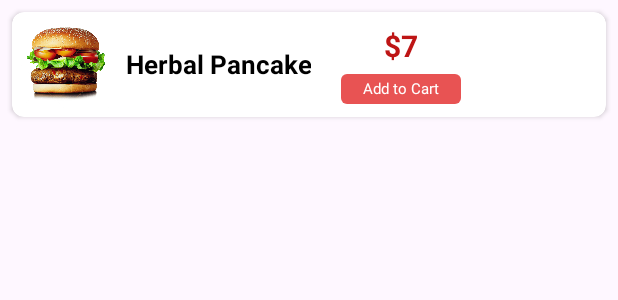
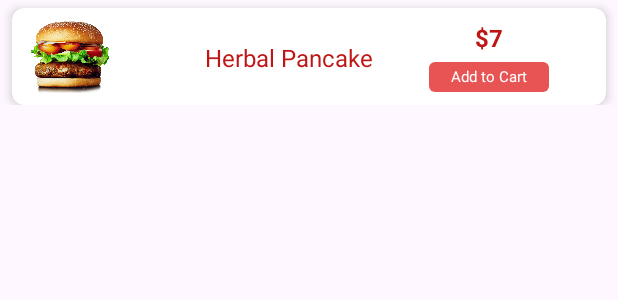
Before and after one commit to Pradeep912830/QuickBite, an Android app: the layout popular_items.xml on its own in the app's theme, with its tools: preview values and no code run, on a phone screen of 412 x 824 dp. Shown: the top 300 px of the screen. Run offline under Robolectric (Android 15) with nearby library versions, the phone set to English and light mode, and no system bars.

Commit message:
Item Added

```diff
--- a/app/src/main/java/com/example/foodorderapp/Fragment/HomeFragment.java
+++ b/app/src/main/java/com/example/foodorderapp/Fragment/HomeFragment.java
@@ -6,6 +6,7 @@ import android.view.View;
 import android.view.ViewGroup;
 import android.widget.Toast;
 
+import androidx.annotation.NonNull;
 import androidx.fragment.app.Fragment;
 import androidx.recyclerview.widget.LinearLayoutManager;
 import androidx.recyclerview.widget.RecyclerView;
@@ -70,9 +71,27 @@ public class HomeFragment extends Fragment {
         popularList.add(new PopularModel(R.drawable.food_three, "Herbal Pancake", "$7", "Add to cart"));
         popularList.add(new PopularModel(R.drawable.food_three, "Salad Bowl", "$5", "Add to cart"));
         popularList.add(new PopularModel(R.drawable.food_three, "Vegan Wrap", "$6", "Add to cart"));
+        popularList.add(new PopularModel(R.drawable.food_three, "Herbal Pancake", "$7", "Add to cart"));
+        popularList.add(new PopularModel(R.drawable.food_three, "Salad Bowl", "$5", "Add to cart"));
+        popularList.add(new PopularModel(R.drawable.food_three, "Vegan Wrap", "$6", "Add to cart"));
+        popularList.add(new PopularModel(R.drawable.food_three, "Herbal Pancake", "$7", "Add to cart"));
+        popularList.add(new PopularModel(R.drawable.food_three, "Salad Bowl", "$5", "Add to cart"));
+        popularList.add(new PopularModel(R.drawable.food_three, "Vegan Wrap", "$6", "Add to cart"));
+        popularList.add(new PopularModel(R.drawable.food_three, "Herbal Pancake", "$7", "Add to cart"));
+        popularList.add(new PopularModel(R.drawable.food_three, "Salad Bowl", "$5", "Add to cart"));
+        popularList.add(new PopularModel(R.drawable.food_three, "Vegan Wrap", "$6", "Add to cart"));
+        popularList.add(new PopularModel(R.drawable.food_three, "Herbal Pancake", "$7", "Add to cart"));
+        popularList.add(new PopularModel(R.drawable.food_three, "Salad Bowl", "$5", "Add to cart"));
+        popularList.add(new PopularModel(R.drawable.food_three, "Vegan Wrap", "$6", "Add to cart"));
+        popularList.add(new PopularModel(R.drawable.food_three, "Herbal Pancake", "$7", "Add to cart"));
+        popularList.add(new PopularModel(R.drawable.food_three, "Salad Bowl", "$5", "Add to cart"));
+        popularList.add(new PopularModel(R.drawable.food_three, "Vegan Wrap", "$6", "Add to cart"));
+
 
         PopularAdapter adapter = new PopularAdapter(popularList);
         recyclerView.setLayoutManager(new LinearLayoutManager(getContext()));
         recyclerView.setAdapter(adapter);
     }
+
+
 }
--- a/app/src/main/res/layout/popular_items.xml
+++ b/app/src/main/res/layout/popular_items.xml
@@ -1,83 +1,88 @@
 <?xml version="1.0" encoding="utf-8"?>
-<LinearLayout
+<androidx.constraintlayout.widget.ConstraintLayout
     xmlns:android="http://schemas.android.com/apk/res/android"
-    xmlns:tools="http://schemas.android.com/tools"
+    xmlns:app="http://schemas.android.com/apk/res-auto"
+    android:layout_width="match_parent"
+    android:layout_height="70dp"
+    >
+
+    <androidx.cardview.widget.CardView
+        android:id="@+id/cardView"
+        android:layout_width="0dp"
+        android:layout_height="0dp"
+        app:cardCornerRadius="8dp"
+        app:cardElevation="4dp"
+        android:layout_marginTop="5dp"
+        android:layout_marginLeft="8dp"
+        android:layout_marginRight="8dp"
+        app:layout_constraintTop_toTopOf="parent"
+        app:layout_constraintBottom_toBottomOf="parent"
+        app:layout_constraintStart_toStartOf="parent"
+        app:layout_constraintEnd_toEndOf="parent">
+
+        <androidx.constraintlayout.widget.ConstraintLayout
             android:layout_width="match_parent"
             android:layout_height="match_parent"
-    xmlns:app="http://schemas.android.com/apk/res-auto">
+            android:padding="8dp">
 
-    <androidx.cardview.widget.CardView
-        android:layout_width="match_parent"
-        android:layout_height="70dp"
-        android:elevation="8dp"
-        android:layout_margin="8dp"
-        app:cardCornerRadius="8dp">
-
-       <LinearLayout
-           android:layout_width="match_parent"
-           android:layout_height="match_parent"
-           android:orientation="horizontal">
-
-           <LinearLayout
-               android:layout_width="wrap_content"
-               android:layout_height="match_parent"
-               android:orientation="horizontal">
-
+            <!-- 1. ImageView (Left) -->
             <ImageView
                 android:id="@+id/food_image"
                 android:layout_width="60dp"
                 android:layout_height="60dp"
-                   android:layout_gravity="center"
-                   android:src="@drawable/food_three"
-                   android:layout_marginLeft="5dp" />
+                android:scaleType="centerCrop"
+                app:layout_constraintTop_toTopOf="parent"
+                app:layout_constraintBottom_toBottomOf="parent"
+                app:layout_constraintStart_toStartOf="parent"
+                android:src="@drawable/food_three" />
 
+            <!-- 2. Food Name (Right of ImageView) -->
+
+            <!-- 3. Food Price (Right of Name) -->
             <TextView
                 android:id="@+id/food_name"
                 android:layout_width="wrap_content"
                 android:layout_height="wrap_content"
                 android:text="Herbal Pancake"
-                   android:layout_gravity="center"
-                   android:textColor="@color/black"
-                   android:textStyle="bold"
-                   android:gravity="center"
-                   android:textSize="17sp"
-                   android:layout_marginLeft="10dp"/>
-
-
-           </LinearLayout>
-
-           <LinearLayout
-               android:layout_width="wrap_content"
-               android:layout_height="match_parent"
-               android:gravity="center"
-               android:layout_marginLeft="20dp"
-               android:orientation="vertical">
+                android:textColor="@color/mainDark"
+                android:textSize="16sp"
+                app:layout_constraintBottom_toBottomOf="@id/food_image"
+                app:layout_constraintEnd_toStartOf="@id/food_price"
+                app:layout_constraintStart_toEndOf="@id/food_image"
+                app:layout_constraintTop_toTopOf="@id/food_image" />
 
             <TextView
                 android:id="@+id/food_price"
                 android:layout_width="wrap_content"
                 android:layout_height="wrap_content"
                 android:text="$7"
-                   android:textSize="20dp"
                 android:textStyle="bold"
                 android:textColor="@color/mainDark"
-                   android:layout_gravity="center"/>
+                android:textSize="16sp"
+                app:layout_constraintTop_toTopOf="parent"
+                app:layout_constraintBottom_toTopOf="@id/food_addtocart"
+                app:layout_constraintStart_toEndOf="@id/food_name"
+                app:layout_constraintEnd_toEndOf="parent"
+                android:layout_marginStart="8dp" />
 
+            <!-- 4. Add to Cart (Below Price) -->
             <TextView
                 android:id="@+id/food_addtocart"
                 android:layout_width="80dp"
                 android:layout_height="20dp"
+                android:text="Add to Cart"
                 android:textSize="10sp"
-                   android:text="Add to Cart"
                 android:gravity="center"
-                   android:layout_marginTop="5dp"
+                android:textColor="@color/white"
                 android:background="@drawable/colorful"
-                   android:textColor="@color/white"/>
+                app:layout_constraintTop_toBottomOf="@id/food_price"
+                app:layout_constraintStart_toStartOf="@id/food_price"
+                app:layout_constraintEnd_toEndOf="@id/food_price"
+                app:layout_constraintBottom_toBottomOf="parent"
+                android:layout_marginTop="4dp" />
 
-           </LinearLayout>
-
-       </LinearLayout>
+        </androidx.constraintlayout.widget.ConstraintLayout>
 
     </androidx.cardview.widget.CardView>
 
-</LinearLayout>
+</androidx.constraintlayout.widget.ConstraintLayout>
```
Lines whose indentation alone changed are shown as unchanged.
